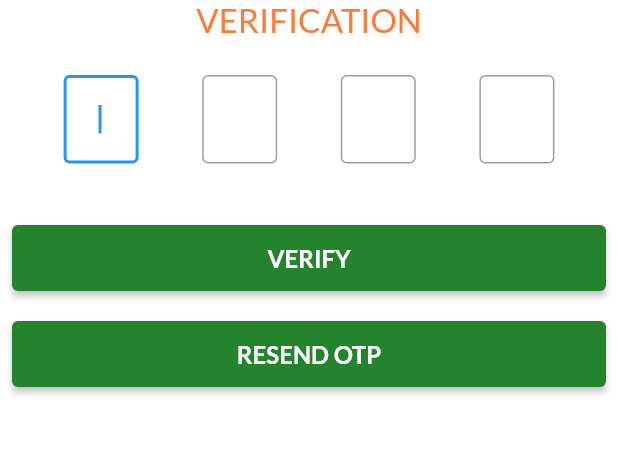
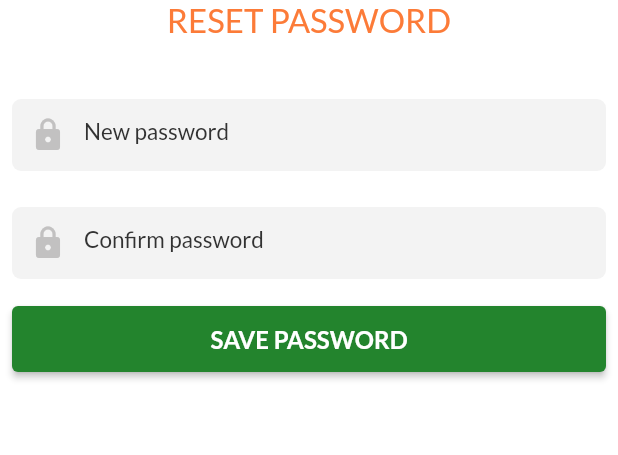
Before and after one commit to bijumondal18/fanex_flutter, a Flutter app: the ForgetPasswordScreen screen opened directly, after a tap on "RESET PASSWORD", after a tap on "VERIFY", on a phone screen of 412 x 824 dp, the part 240-695 px from its top. Run offline on Flutter 3.47's test engine with Material 2 defaults, Android fonts, the phone set to English and light mode, and no system bars; our stand-ins replace bloc, cached_network_image, device_info_plus, equatable, flash, flutter_bloc and 9 more; missing offline and left inert: custom_switch; accounts and stored records are empty.

Commit message:
otp screen text field change and reset password screen ui

```diff
--- a/lib/common/strings.dart
+++ b/lib/common/strings.dart
@@ -13,6 +13,9 @@ class AppStrings {
   static const String rememberPasswordText = "Remember me";
   static const String forgetPasswordButtonText = "Forget password ?";
   static const String resetPasswordButtonText = "Reset password";
+  static const String savePasswordButtonText = "Save password";
+  static const String newPasswordText = "New password";
+  static const String confirmPasswordText = "Confirm password";
   static const String changePasswordButtonText = "Change password";
   static const String signupButtonText = "Sign Up";
   static const String notAMemberButtonText = "Not a member yet? Sign Up";
--- a/lib/features/login/features/forget_password/features/otp_screen/ui/otp_screen.dart
+++ b/lib/features/login/features/forget_password/features/otp_screen/ui/otp_screen.dart
@@ -1,10 +1,16 @@
+
 import 'package:fanex_flutter/common/common.dart';
+import 'package:fanex_flutter/features/login/features/forget_password/features/reset_password/ui/reset_password_screen.dart';
 import 'package:flutter/material.dart';
+import 'package:flutter/services.dart';
 
 import '../../../../../../../common/dimens.dart';
 import '../../../../../../../common/strings.dart';
 import '../../../../../../../widgets/custom_full_button.dart';
 import '../../../../../../../widgets/custom_text_field.dart';
+
+import 'package:otp_text_field/otp_field.dart';
+import 'package:otp_text_field/style.dart';
 
 class OtpScreen extends StatefulWidget {
   const OtpScreen({Key? key}) : super(key: key);
@@ -15,12 +21,7 @@ class OtpScreen extends StatefulWidget {
 
 class _OtpScreenState extends State<OtpScreen> {
 
-  final TextEditingController _fieldOne = TextEditingController();
-  final TextEditingController _fieldTwo = TextEditingController();
-  final TextEditingController _fieldThree = TextEditingController();
-  final TextEditingController _fieldFour = TextEditingController();
-
-  String? _otp;
+  OtpFieldController otpController = OtpFieldController();
 
   @override
   Widget build(BuildContext context) {
@@ -42,15 +43,26 @@ class _OtpScreenState extends State<OtpScreen> {
             ),
 
             ///Registered Mobile Number TextField
-            Row(
-                        mainAxisAlignment: MainAxisAlignment.spaceEvenly,
-                        children: [
-                          OtpInput(_fieldOne, true),
-                          OtpInput(_fieldTwo, false),
-                          OtpInput(_fieldThree, false),
-                          OtpInput(_fieldFour, false),
-                        ],
-                      ),
+            Padding(
+              padding: const EdgeInsets.all(AppSizes.dimen8),
+              child: OTPTextField(
+                obscureText: true,
+                length: 4,
+                controller: otpController,
+                width: MediaQuery.of(context).size.width,
+                fieldWidth: 80,
+                keyboardType: TextInputType.number,
+                style: TextStyle(
+                    fontSize: AppSizes.headline3
+                ),
+                textFieldAlignment: MainAxisAlignment.spaceAround,
+                fieldStyle: FieldStyle.underline,
+                onCompleted: (pin) {
+                  print("Completed: " + pin);
+                },
+              ),
+            ),
+
             const SizedBox(height: AppSizes.dimen30),
 
             ///Reset Password Button
@@ -58,7 +70,10 @@ class _OtpScreenState extends State<OtpScreen> {
               padding: const EdgeInsets.all(AppSizes.dimen8),
               child: CustomFullButton(
                   title: AppStrings.verifyHint.toUpperCase(),
-                  onPressed: () {}
+                  onPressed: () {
+                    Navigator.pushReplacement(context, MaterialPageRoute(
+                        builder: (context) => const ResetPasswordScreen()));
+                  }
               ),
             ),
             Padding(
@@ -74,34 +89,3 @@ class _OtpScreenState extends State<OtpScreen> {
     );
   }
 }
-
-class OtpInput extends StatelessWidget {
-  final TextEditingController controller;
-  final bool autoFocus;
-  const OtpInput(this.controller, this.autoFocus, {Key? key}) : super(key: key);
-
-  @override
-  Widget build(BuildContext context) {
-    return SizedBox(
-      height: 60,
-      width: 50,
-      child: TextField(
-        autofocus: autoFocus,
-        textAlign: TextAlign.center,
-        keyboardType: TextInputType.number,
-        controller: controller,
-        maxLength: 1,
-        cursorColor: Theme.of(context).primaryColor,
-        decoration: const InputDecoration(
-            border: OutlineInputBorder(),
-            counterText: '',
-            hintStyle: TextStyle(color: Colors.black, fontSize: 20.0)),
-        onChanged: (value) {
-          if (value.length == 1) {
-            FocusScope.of(context).nextFocus();
-          }
-        },
-      ),
-    );
-  }
-}
--- /dev/null
+++ b/lib/features/login/features/forget_password/features/reset_password/ui/reset_password_screen.dart
@@ -0,0 +1,70 @@
+import 'package:flutter/material.dart';
+
+import '../../../../../../../common/dimens.dart';
+import '../../../../../../../common/palette.dart';
+import '../../../../../../../common/strings.dart';
+import '../../../../../../../widgets/custom_full_button.dart';
+import '../../../../../../../widgets/custom_text_field.dart';
+
+class ResetPasswordScreen extends StatefulWidget {
+  const ResetPasswordScreen({Key? key}) : super(key: key);
+
+  @override
+  State<ResetPasswordScreen> createState() => _ResetPasswordScreenState();
+}
+
+class _ResetPasswordScreenState extends State<ResetPasswordScreen> {
+
+  final pass1Controller = TextEditingController();
+  final pass2Controller = TextEditingController();
+
+  @override
+  Widget build(BuildContext context) {
+    return Scaffold(
+      body: SingleChildScrollView(
+        child: Column(
+          children: [
+            ///Fanex Logo
+            SizedBox(
+              width: 250,
+              height: 160,
+              child: Image.asset('assets/images/fanex-logo.png',
+                  fit: BoxFit.contain),
+            ),
+
+            Padding(
+              padding: const EdgeInsets.only(bottom: AppSizes.dimen24),
+              child: Text('RESET PASSWORD', style: TextStyle(color: AppColors.orange, fontSize: AppSizes.headline4),),
+            ),
+
+            Padding(
+              padding: const EdgeInsets.all(AppSizes.dimen8),
+              child: CustomTextField(
+                hintText: AppStrings.newPasswordText,
+                obscureText: false,
+                controller: pass1Controller,
+                icon: const Icon(Icons.lock),
+              ),
+            ),
+
+            Padding(
+              padding: const EdgeInsets.all(AppSizes.dimen8),
+              child: CustomTextField(
+                hintText: AppStrings.confirmPasswordText,
+                obscureText: false,
+                controller: pass2Controller,
+                icon: const Icon(Icons.lock),
+              ),
+            ),
+            Padding(
+              padding: const EdgeInsets.all(AppSizes.dimen8),
+              child: CustomFullButton(
+                  title: AppStrings.savePasswordButtonText.toUpperCase(),
+                  onPressed: () {}),
+            ),
+          ],
+        ),
+      ),
+    );
+  }
+}
--- a/lib/features/login/features/forget_password/ui/forget_password_screen.dart
+++ b/lib/features/login/features/forget_password/ui/forget_password_screen.dart
@@ -23,7 +23,7 @@ class ForgetPasswordScreen extends StatefulWidget {
 }
 
 class _ForgetPasswordScreenState extends State<ForgetPasswordScreen> {
-  final emailController = TextEditingController();
+  final phoneController = TextEditingController();
 
   @override
   void initState() {
@@ -50,7 +50,7 @@ class _ForgetPasswordScreenState extends State<ForgetPasswordScreen> {
       //     );
       //   } else {
       //     print(state.forgetPasswordResponseModel.msg.toString());
-            //     emailController.text = "";
+      //     phoneController.text = "";
       //     AppHelper.showBasicFlash(
       //         context, state.forgetPasswordResponseModel.msg.toString());
       //   }
@@ -61,6 +61,7 @@ class _ForgetPasswordScreenState extends State<ForgetPasswordScreen> {
       body: SingleChildScrollView(
         child: Column(
           children: [
+
             ///Fanex Logo
             SizedBox(
               width: 250,
@@ -75,8 +76,8 @@ class _ForgetPasswordScreenState extends State<ForgetPasswordScreen> {
               child: CustomTextField(
                 hintText: AppStrings.registeredMobileNumberHint,
                 obscureText: false,
-                    controller: emailController,
-                    icon: const Icon(Icons.person),
+                controller: phoneController,
+                icon: const Icon(Icons.phone),
               ),
             ),
             const SizedBox(height: AppSizes.dimen30),
@@ -87,10 +88,11 @@ class _ForgetPasswordScreenState extends State<ForgetPasswordScreen> {
               child: CustomFullButton(
                   title: AppStrings.resetPasswordButtonText.toUpperCase(),
                   onPressed: () {
-                        Navigator.pushReplacement(context, MaterialPageRoute(builder: (context) => const OtpScreen()));
+                    Navigator.pushReplacement(context, MaterialPageRoute(
+                        builder: (context) => const OtpScreen()));
                     // BlocProvider.of<ForgetPasswordBloc>(context)
                     //   ..add(FetchForgetPasswordData(
-                        //       buildParams(emailController.text)));
+                    //       buildParams(phoneController.text)));
                   }),
             ),
           ],
--- a/pubspec.yaml
+++ b/pubspec.yaml
@@ -30,6 +30,7 @@ dependencies:
   flash: ^2.0.3+1
   cached_network_image: ^3.2.0
   shared_preferences: ^2.0.15
+  otp_text_field: ^1.1.3
 
 
 
```
Also changed, not shown: pubspec.lock. Lines whose indentation alone changed are shown as unchanged.
